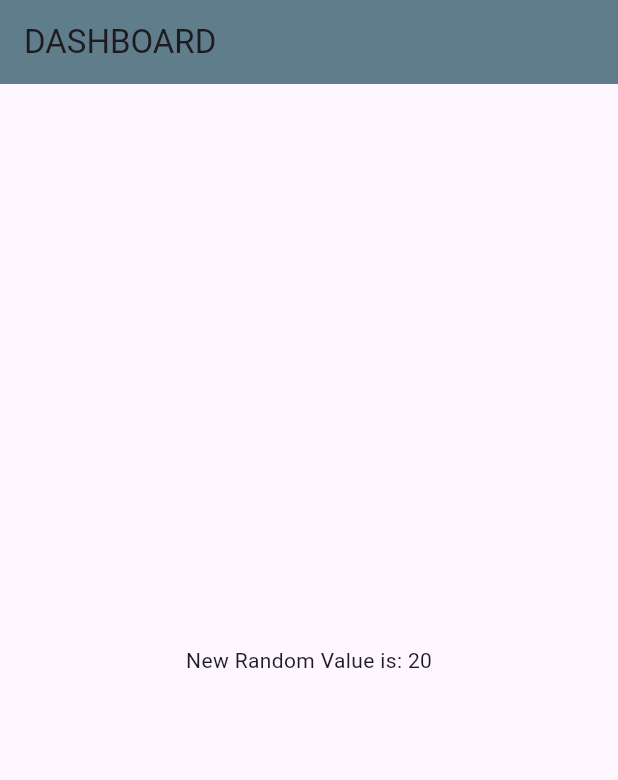
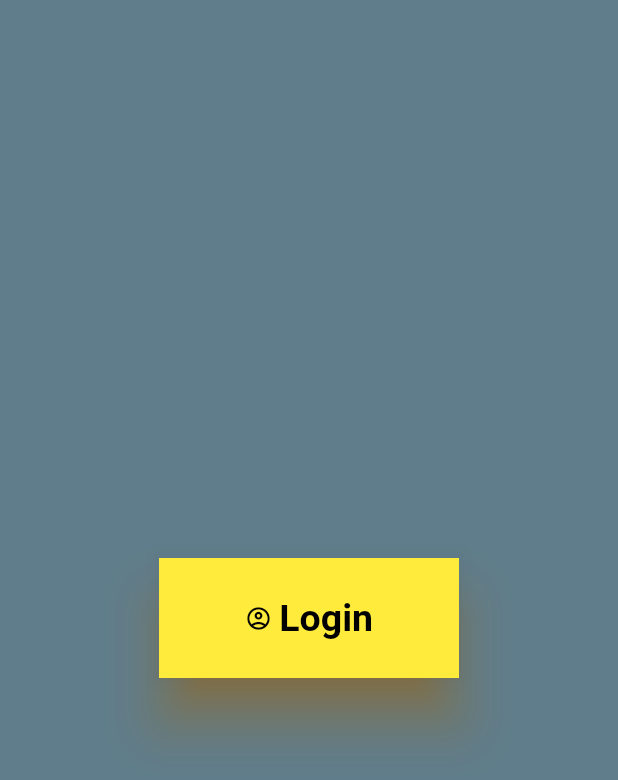
Before and after one commit to ahsanchhipa/demo1, a Flutter app: the screen it shows after launch, on a phone screen of 412 x 824 dp. Shown: the top 780 px of the screen. Run offline on Flutter 3.47's test engine with Material 3 defaults, Android fonts, the phone set to English and light mode, and no system bars; our stand-ins replace font_awesome_flutter.

Commit message:
add login button with icon

```diff
--- a/lib/main.dart
+++ b/lib/main.dart
@@ -1,3 +1,5 @@
+import 'package:demo1/screens/Home.dart';
+
 import 'screens/dashboard.dart';
 import 'package:flutter/material.dart';
 
@@ -12,7 +14,7 @@ class Myapp extends StatelessWidget {
       title: 'My Firts Flutter Application',
       themeMode: ThemeMode.system,
       debugShowCheckedModeBanner: false,
-      home: Dashboard(),
+      home: Home(),
     );
   }
 }
--- a/lib/screens/Dashboard.dart
+++ b/lib/screens/Dashboard.dart
@@ -1,21 +1,29 @@
-import 'dart:math';
 
 import 'package:flutter/material.dart';
-
+import 'package:flutter/rendering.dart';
+import 'package:font_awesome_flutter/font_awesome_flutter.dart';
 class Dashboard extends StatelessWidget {
-  const Dashboard({super.key});
+   const Dashboard({super.key});
 
   @override
   Widget build(BuildContext context) {
     return Scaffold(
-      appBar: AppBar(
-        title: Text('dashboard'.toUpperCase()),
-        backgroundColor: Colors.blueGrey,
-      ),
-      body: Center(child: Text('New Random Value is: ${getNumber()}')),
-    );
+      body: Container(
+        width: 350,
+        height: 350,
+        padding: EdgeInsets.all(20.0),
+        margin: EdgeInsets.all(20.0),
+        alignment: Alignment.center,
+        decoration: BoxDecoration(
+          color: Colors.amber,
+          borderRadius: BorderRadius.circular(10.0),
+            border: Border.all(color: Colors.cyan,width: 6.0)
+
+        ),
+        child: Text(
+          "New Text",style: TextStyle(color: Colors.red,fontSize: 45,fontWeight: FontWeight.bold),
+        ),
+      )
+      );
   }
 }
-
-int getNumber() {return Random().nextInt(100);
-}
--- /dev/null
+++ b/lib/screens/Home.dart
@@ -0,0 +1,36 @@
+import 'package:flutter/material.dart';
+
+class Home extends StatelessWidget {
+  const Home({super.key});
+
+  @override
+  Widget build(BuildContext context) {
+    return Scaffold(
+      backgroundColor: Colors.blueGrey,
+      body: Center(
+        child: ElevatedButton.icon(
+
+          // child: Text("Submit"),
+          icon: Icon(Icons.account_circle_outlined),
+          label: Text("Login"),
+          onPressed: () {},
+          style: ElevatedButton.styleFrom(
+            foregroundColor: Colors.black,
+            backgroundColor: Colors.yellow,
+            padding: EdgeInsets.all(20.0),
+            fixedSize: Size(200.0, 80.0),
+            textStyle: TextStyle(fontSize: 25, fontWeight: FontWeight.bold),
+            elevation: 15,
+            shadowColor: Colors.orange,
+              side: BorderSide(color: Colors.black,width: 5.0),
+            // alignment: Alignment.topLeft,
+            shape: LinearBorder()
+
+
+
+          ),
+        ),
+      ),
+    );
+  }
+}
```
Also changed, not shown: pubspec.yaml (+4 -5 lines), images/log.jpg (added), pubspec.lock.
